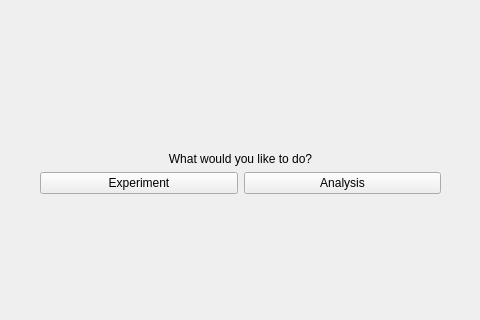
First picture: the form in GUIFiles/homeScreenGUI.ui, repository StefanBonestroo/BachelorInternship2018, before the edit; both pictures show x 160 to 640 and y 197 to 517 of the 800 by 600 pixel window.
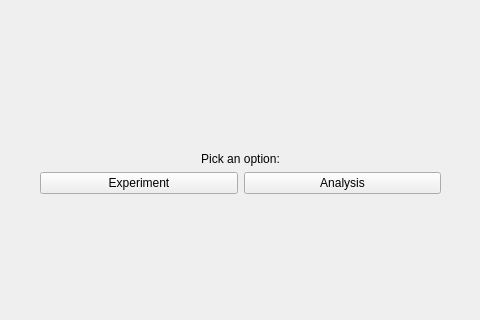
Second picture: the form after the edit.

Diff of the .ui file:
```diff
--- a/GUIFiles/homeScreenGUI.ui
+++ b/GUIFiles/homeScreenGUI.ui
@@ -10,6 +10,12 @@
     <height>600</height>
    </rect>
   </property>
+  <property name="sizePolicy">
+   <sizepolicy hsizetype="Minimum" vsizetype="Minimum">
+    <horstretch>0</horstretch>
+    <verstretch>0</verstretch>
+   </sizepolicy>
+  </property>
   <property name="windowTitle">
    <string>MainWindow</string>
   </property>
@@ -27,7 +33,7 @@
      <item>
       <widget class="QLabel" name="ExperimentOrAnalysisLabel">
        <property name="text">
-        <string>What would you like to do?</string>
+        <string>Pick an option:</string>
        </property>
        <property name="alignment">
         <set>Qt::AlignBottom|Qt::AlignHCenter</set>
```
Left out of the diff: 2 changed lines with no effect on the pictures.
